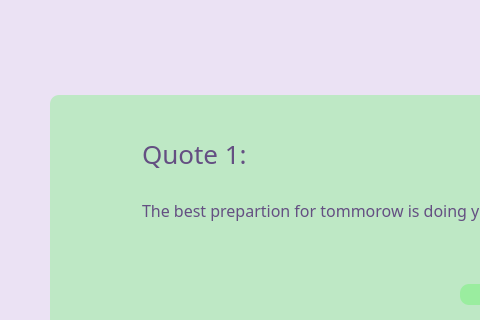
Above: static/quotes.ui from lakshmivishal9496/Soft-Health before the change; both pictures show x 150 to 630 and y 225 to 545 of the 1024 by 768 pixel window. Below: the same form after it.
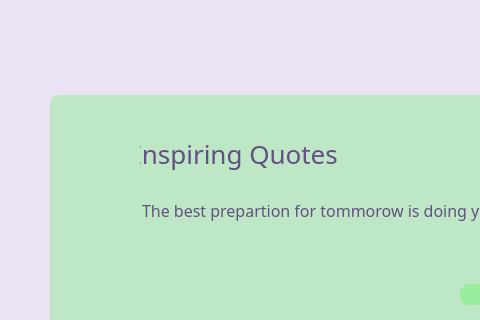
That is the form after the change. Icons and pictures are not drawn.

Commit message: adding functionality to quotes app

Diff of the .ui file:
```diff
--- a/static/quotes.ui
+++ b/static/quotes.ui
@@ -140,7 +140,7 @@
     <property name="font">
      <font>
       <family>Sura</family>
-      <pointsize>1</pointsize>
+      <pointsize>-1</pointsize>
       <weight>25</weight>
       <bold>false</bold>
      </font>
@@ -155,7 +155,7 @@
 font-weight:200;</string>
     </property>
     <property name="text">
-     <string>Quote 1:</string>
+     <string>Inspiring Quotes</string>
     </property>
     <property name="alignment">
      <set>Qt::AlignLeading|Qt::AlignLeft|Qt::AlignTop</set>
```
Left out of the diff: 8 changed lines with no effect on the pictures. The commit also changes 1 other file.
